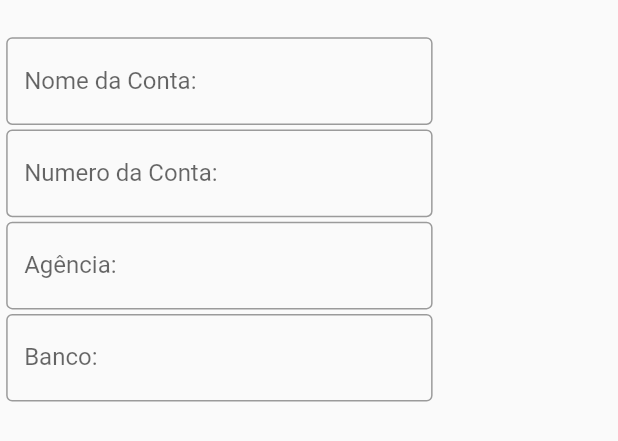
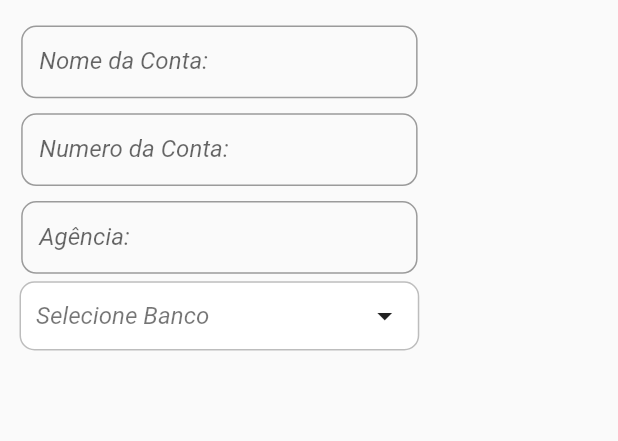
Before and after one commit to MuriloMamede/meus_cheques, a Flutter app: the AccountCreator widget shown alone on an empty page, opened directly, on a phone screen of 412 x 824 dp. Shown: the top 441 px of the screen. Run offline on Flutter 3.47's test engine with Material 2 defaults, Android fonts, the phone set to English and light mode, and no system bars; our stand-ins replace cloud_firestore, community_material_icon, get, sqflite; missing offline and left inert: flutter_animated_dialog; accounts and stored records are empty.

Commit message:
Add account creator

```diff
--- a/lib/app/modules/home/views/widgets/account_creator.dart
+++ b/lib/app/modules/home/views/widgets/account_creator.dart
@@ -3,8 +3,8 @@ import 'dart:ui';
 import 'package:flutter/material.dart';
 import 'package:flutter_animated_dialog/flutter_animated_dialog.dart';
 import 'package:get/get.dart';
+
 import 'package:meuscheques/app/modules/home/controllers/home_controller.dart';
-import 'package:meuscheques/app/modules/home/views/widgets/account_listTile.dart';
 
 class AccountCreator extends StatelessWidget {
   final HomeController _homeController = Get.find<HomeController>();
@@ -12,18 +12,15 @@ class AccountCreator extends StatelessWidget {
   @override
   Widget build(BuildContext context) {
     return CustomDialogWidget(
+      shape: RoundedRectangleBorder(borderRadius: BorderRadius.circular(15)),
       contentPadding: const EdgeInsets.fromLTRB(0, 0, 0, 0),
       titlePadding: const EdgeInsets.fromLTRB(0, 0, 0, 0),
       title: Container(
-          padding: const EdgeInsets.fromLTRB(0, 10, 0, 5),
+          padding: const EdgeInsets.fromLTRB(0, 10, 0, 10),
           decoration: BoxDecoration(
+            borderRadius: BorderRadius.only(
+                topLeft: Radius.circular(15), topRight: Radius.circular(15)),
             color: Get.theme.primaryColor,
-            border: Border(
-              bottom: BorderSide(
-                width: 1.0,
-                color: Get.theme.primaryColor,
-              ),
-            ),
           ),
           child: Align(
               alignment: Alignment.center,
@@ -32,63 +29,178 @@ class AccountCreator extends StatelessWidget {
                 style: TextStyle(color: Colors.white),
               ))),
       content: Container(
-        height: itemHeight * 5,
+        height: itemHeight * 4.2,
         width: Get.width * 0.71,
         child: Column(
           mainAxisAlignment: MainAxisAlignment.center,
           children: [
+            CustomTextField(
+              label: 'Nome da Conta:',
+              controller: _homeController.accountNameController,
+            ),
+            CustomTextField(
+              label: 'Numero da Conta:',
+              controller: _homeController.accountNumberController,
+            ),
+            CustomTextField(
+              label: 'Agência:',
+              controller: _homeController.accountAgencyController,
+            ),
             Container(
-              height: itemHeight - 0.01,
+              padding: const EdgeInsets.symmetric(horizontal: 13),
+              child: Obx(() => PopupMenuButton<String>(
+                  onSelected: (String s) {
+                    _homeController.bankSelected(s);
+                    _homeController.titleBanco(
+                        _homeController.getBankName(int.tryParse(s)));
+                  },
+                  child: Container(
                     width: Get.width * 0.69,
-              child: TextField(
-                decoration: InputDecoration(
-                  labelText: 'Nome da Conta:',
-                  border: OutlineInputBorder(),
+                    height: Get.height * 0.056,
+                    child: Row(
+                      mainAxisAlignment: MainAxisAlignment.spaceBetween,
+                      children: [
+                        Padding(
+                          padding: const EdgeInsets.only(left: 10),
+                          child: Align(
+                              alignment: Alignment.center,
+                              child: Text(
+                                _homeController.titleBanco.value,
+                                style: TextStyle(
+                                  fontSize: 16,
+                                  fontStyle: FontStyle.italic,
+                                  fontWeight: FontWeight.w400,
+                                  color: Colors.black54,
+                                ),
+                              )),
+                        ),
+                        Padding(
+                          padding: const EdgeInsets.only(right: 10),
+                          child: Align(
+                              alignment: Alignment.center,
+                              child: Icon(Icons.arrow_drop_down)),
+                        ),
+                      ],
+                    ),
+                    decoration: BoxDecoration(
+                      borderRadius: BorderRadius.circular(10),
+                      border: Border(
+                        bottom: BorderSide(
+                          width: 1.0,
+                          color: Colors.black26,
+                        ),
+                        top: BorderSide(
+                          width: 1.0,
+                          color: Colors.black26,
+                        ),
+                        left: BorderSide(
+                          width: 1.0,
+                          color: Colors.black26,
+                        ),
+                        right: BorderSide(
+                          width: 1.0,
+                          color: Colors.black26,
+                        ),
+                      ),
+                      color: Colors.white,
+                    ),
+                  ),
+                  itemBuilder: (context) => _homeController.bankItens)),
+            ),
+          ],
+        ),
+      ),
+      actions: [
+        Container(
+          width: Get.width * 0.67,
+          child: Row(
+            mainAxisAlignment: MainAxisAlignment.end,
+            children: [
+              InkResponse(
+                focusColor: Colors.transparent,
+                hoverColor: Colors.transparent,
+                highlightColor: Colors.transparent,
+                onTap: () {
+                  _homeController.titleBanco('Selecione Banco');
+                  _homeController.bankSelected('');
+                  Get.back();
+                },
+                child: Container(
+                  width: Get.width * 0.2,
+                  height: Get.height * 0.04,
+                  child: Align(
+                      alignment: Alignment.center,
+                      child: Text(
+                        'Voltar',
+                        style: TextStyle(
+                          fontSize: 17,
+                          fontWeight: FontWeight.w600,
+                          color: Colors.white,
+                        ),
+                      )),
+                  decoration: BoxDecoration(
+                    borderRadius: BorderRadius.circular(10),
+                    color: Colors.black.withOpacity(0.4),
                   ),
                 ),
               ),
-            Padding(
-              padding: const EdgeInsets.only(top: 3),
+              SizedBox(
+                width: Get.width * 0.02,
+              ),
+              InkResponse(
+                focusColor: Colors.transparent,
+                hoverColor: Colors.transparent,
+                highlightColor: Colors.transparent,
+                onTap: () {
+                  _homeController.saveAccount();
+                  Get.back();
+                },
                 child: Container(
-                height: itemHeight - 0.01,
-                width: Get.width * 0.69,
-                child: TextField(
-                  decoration: InputDecoration(
-                    labelText: 'Numero da Conta:',
-                    border: OutlineInputBorder(),
+                  width: Get.width * 0.2,
+                  height: Get.height * 0.04,
+                  child: Align(
+                      alignment: Alignment.center,
+                      child: Text(
+                        'Salvar',
+                        style: TextStyle(
+                          fontSize: 17,
+                          fontWeight: FontWeight.w600,
+                          color: Colors.white,
                         ),
-                ),
-              ),
-            ),
-            Padding(
-              padding: const EdgeInsets.only(top: 3),
-              child: Container(
-                height: itemHeight - 0.01,
-                width: Get.width * 0.69,
-                child: TextField(
-                  decoration: InputDecoration(
-                    labelText: 'Agência:',
-                    border: OutlineInputBorder(),
-                  ),
-                ),
-              ),
-            ),
-            Padding(
-              padding: const EdgeInsets.only(top: 3),
-              child: Container(
-                height: itemHeight - 0.01,
-                width: Get.width * 0.69,
-                child: TextField(
-                  decoration: InputDecoration(
-                    labelText: 'Banco:',
-                    border: OutlineInputBorder(),
-                  ),
+                      )),
+                  decoration: BoxDecoration(
+                      borderRadius: BorderRadius.circular(10),
+                      color: Get.theme.primaryColor //.withOpacity(0.5),
                       ),
                 ),
               ),
             ],
           ),
         ),
+      ],
     );
   }
 }
+
+class CustomTextField extends StatelessWidget {
+  final String label;
+  final TextEditingController controller;
+  CustomTextField({this.label, this.controller});
+  @override
+  Widget build(BuildContext context) {
+    return Container(
+      padding: EdgeInsets.symmetric(horizontal: 10, vertical: 5),
+      height: Get.height * 0.071 - 0.01,
+      width: Get.width * 0.69,
+      child: TextField(
+        controller: controller,
+        decoration: InputDecoration(
+            labelText: label,
+            labelStyle: TextStyle(fontStyle: FontStyle.italic),
+            border: OutlineInputBorder(
+              borderRadius: const BorderRadius.all(Radius.circular(10.0)),
+            )),
+      ),
+    );
+  }
+}
--- a/lib/app/provider/bank_account_provider.dart
+++ b/lib/app/provider/bank_account_provider.dart
@@ -39,7 +39,9 @@ class BankAccountApiClient {
       return bankAccount;
     } catch (e) {
       if (e.getResultCode() == 2067)
-        Get.defaultDialog(title: "Ops..", content: Text('Conta já adicionado'));
+        errorDialog('Conta Já Existente');
+      else
+        errorDialog('Não foi possível salvar essa conta');
       return null;
     }
   }
```
Also changed, not shown: lib/app/global/constants.dart (+7 -0 lines), lib/app/global/widgets/CustomButton.dart (added, +26 -0 lines), lib/app/modules/home/controllers/home_controller.dart (+32 -7 lines), lib/app/modules/home/views/widgets/account_list.dart (+5 -3 lines). Lines whose indentation alone changed are shown as unchanged.
